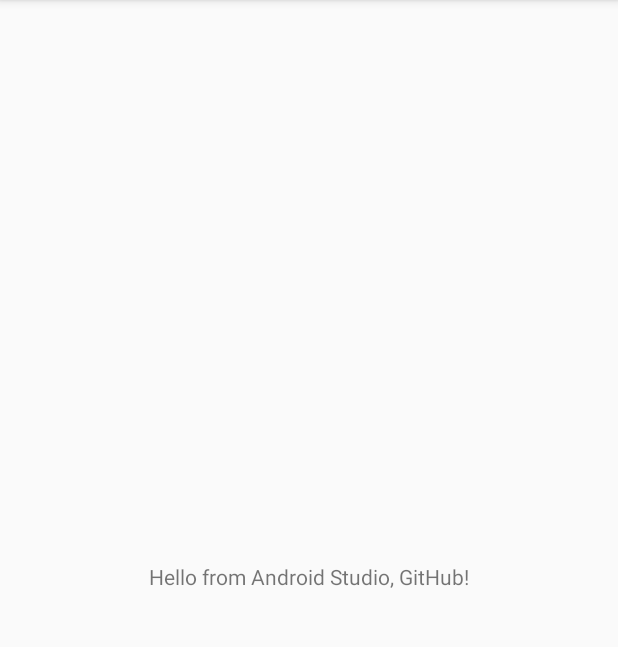
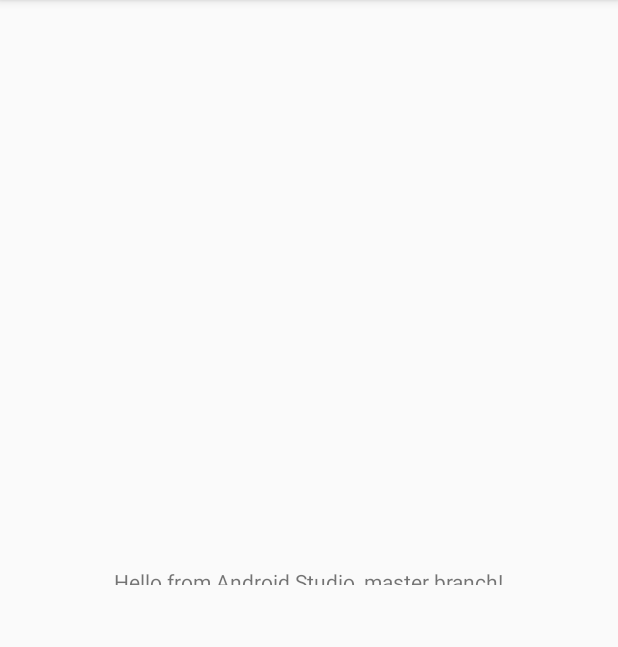
Before and after one commit to kkimbrough81/RecipeScrapbookRepository, an Android app: the screen it shows after launch (MainActivity), on a phone screen of 412 x 824 dp, the part 84-731 px from its top. Run offline under Robolectric (Android 15) with nearby library versions, the phone set to English and light mode, and no system bars.

Commit message:
Attempting to commit a change to master branch from within Android Studio.

```diff
--- a/app/src/main/res/layout/activity_main.xml
+++ b/app/src/main/res/layout/activity_main.xml
@@ -8,8 +8,8 @@
 
     <TextView
         android:layout_width="wrap_content"
-        android:layout_height="wrap_content"
-        android:text="Hello from Android Studio, GitHub!"
+        android:layout_height="12dp"
+        android:text="Hello from Android Studio, master branch!"
         app:layout_constraintBottom_toBottomOf="parent"
         app:layout_constraintLeft_toLeftOf="parent"
         app:layout_constraintRight_toRightOf="parent"
```
